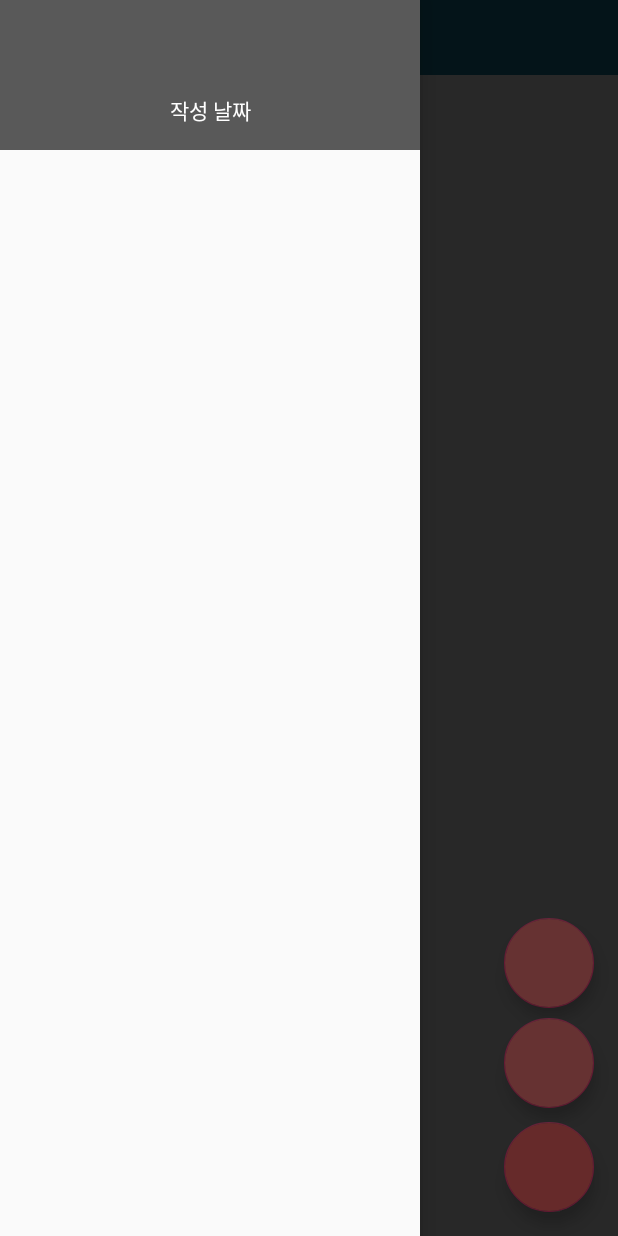
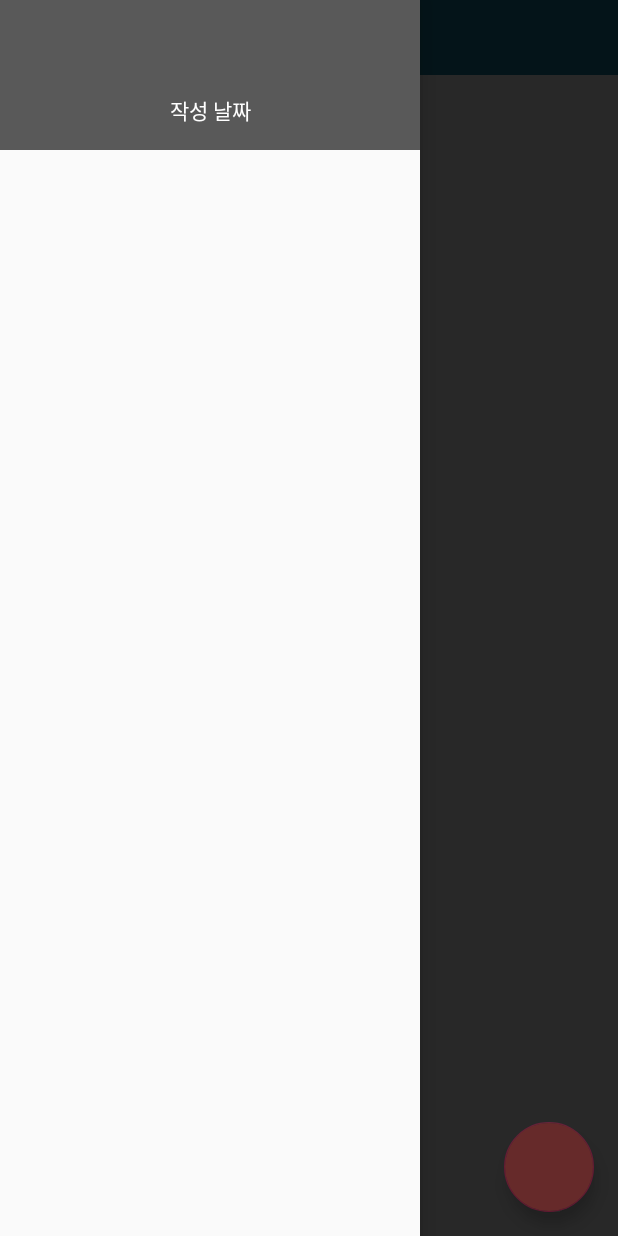
Before and after one commit to aa9390/GongGanCapsule, an Android app: the screen it shows after launch (MainActivity), with the side drawer open, on a phone screen of 412 x 824 dp. Run offline under Robolectric (Android 15) with nearby library versions, the phone set to English and light mode, and no system bars; libraries missing offline, so code that uses them is left out: com.google.ar.core, com.gun0912.tedpermission, com.yongbeam.y_photopicker; 5 statements that could not run were skipped.

Commit message:
[소연] 플로팅 버튼 애니메이션 추가

```diff
--- a/app/src/main/java/capstone/gonggancapsule/MainActivity.java
+++ b/app/src/main/java/capstone/gonggancapsule/MainActivity.java
@@ -24,6 +24,8 @@ import android.util.Log;
 import android.view.GestureDetector;
 import android.view.MenuItem;
 import android.view.View;
+import android.view.animation.Animation;
+import android.view.animation.AnimationUtils;
 import android.widget.Toast;
 
 import com.google.ar.core.Camera;
@@ -71,8 +73,11 @@ public class MainActivity extends AppCompatActivity implements GLSurfaceView.Ren
     private NavigationView navigationView;
 
     // 카메라, 갤러리 실행을 위한 코드
+    private FloatingActionButton floatingBtn;
     private FloatingActionButton cameraBtn;
     private FloatingActionButton galleryBtn;
+    boolean isOpen = false;
+    Animation FabOpen, FabClose;
 
     public final static int CAMERA_REQUEST_CODE = 1;
     public final static int GALLERY_REQUEST_CODE = 2;
@@ -90,8 +95,17 @@ public class MainActivity extends AppCompatActivity implements GLSurfaceView.Ren
         surfaceView = findViewById( R.id.surfaceview );
         displayRotationHelper = new DisplayRotationHelper(/*context=*/ this);
 
-        cameraBtn = (FloatingActionButton) findViewById(R.id.cameraBtn);
-        galleryBtn = (FloatingActionButton) findViewById(R.id.galleryBtn);
+        // 플로팅 버튼 id 가져오기, 클릭 리스너 선언
+        floatingBtn = findViewById( R.id.floatingBtn );
+        cameraBtn = findViewById(R.id.cameraBtn);
+        galleryBtn = findViewById(R.id.galleryBtn);
+
+        floatingBtn.setOnClickListener( clickListener );
+        cameraBtn.setOnClickListener( clickListener );
+        galleryBtn.setOnClickListener( clickListener );
+
+        FabOpen = AnimationUtils.loadAnimation( this, R.anim.fab_open );
+        FabClose = AnimationUtils.loadAnimation( this, R.anim.fab_close );
 
         // 권한 받아오기
         getPermission();
@@ -152,6 +166,26 @@ public class MainActivity extends AppCompatActivity implements GLSurfaceView.Ren
         surfaceView.onResume();
         displayRotationHelper.onResume();
     }
+
+    View.OnClickListener clickListener = new View.OnClickListener() {
+        @Override
+        public void onClick(View view) {
+            switch (view.getId()) {
+                case R.id.floatingBtn:
+                    if (!isOpen) {
+                        cameraBtn.startAnimation( FabOpen );
+                        galleryBtn.startAnimation( FabOpen );
+                        isOpen = true;
+                    } else {
+                        cameraBtn.startAnimation( FabClose );
+                        galleryBtn.startAnimation( FabClose );
+                        isOpen = false;
+                    }
+                    break;
+
+            }
+        }
+    };
 
     @Override
     protected void onActivityResult(int requestCode, int resultCode, Intent data) {
--- /dev/null
+++ b/app/src/main/res/anim/fab_close.xml
@@ -0,0 +1,20 @@
+<?xml version="1.0" encoding="utf-8"?>
+<set xmlns:android="http://schemas.android.com/apk/res/android"
+    android:fillAfter="true">
+    <scale
+        android:duration="300"
+        android:fromXScale="0.8"
+        android:fromYScale="0.8"
+        android:toXScale="0.0"
+        android:toYScale="0.0"
+        android:interpolator="@android:anim/linear_interpolator"
+        android:pivotX="50%"
+        android:pivotY="50%"/>
+
+    <alpha
+        android:duration="300"
+        android:fromAlpha="1.0"
+        android:toAlpha="0.0"
+        android:interpolator="@android:anim/accelerate_interpolator"/>
+
+</set>
--- /dev/null
+++ b/app/src/main/res/anim/fab_open.xml
@@ -0,0 +1,18 @@
+<?xml version="1.0" encoding="utf-8"?>
+<set xmlns:android="http://schemas.android.com/apk/res/android"
+    android:fillAfter="true">
+    <scale
+        android:duration="300"
+        android:fromXScale="0.0"
+        android:fromYScale="0.0"
+        android:toXScale="0.8"
+        android:toYScale="0.8"
+        android:interpolator="@android:anim/linear_interpolator"
+        android:pivotX="50%"
+        android:pivotY="50%"/>
+    <alpha
+        android:duration="300"
+        android:fromAlpha="0.0"
+        android:toAlpha="1.0"
+        android:interpolator="@android:anim/accelerate_interpolator"/>
+</set>
--- a/app/src/main/res/layout/activity_main.xml
+++ b/app/src/main/res/layout/activity_main.xml
@@ -57,6 +57,7 @@
             android:layout_marginRight="16dp"
             android:layout_marginBottom="152dp"
             android:backgroundTint="#ff7d7d"
+            android:visibility="invisible"
             android:layout_width="60dp"
             android:layout_height="60dp" />
 
@@ -66,6 +67,7 @@
             android:layout_marginRight="16dp"
             android:layout_marginBottom="85dp"
             android:backgroundTint="#ff7d7d"
+            android:visibility="invisible"
             android:layout_width="60dp"
             android:layout_height="60dp" />
 
```
